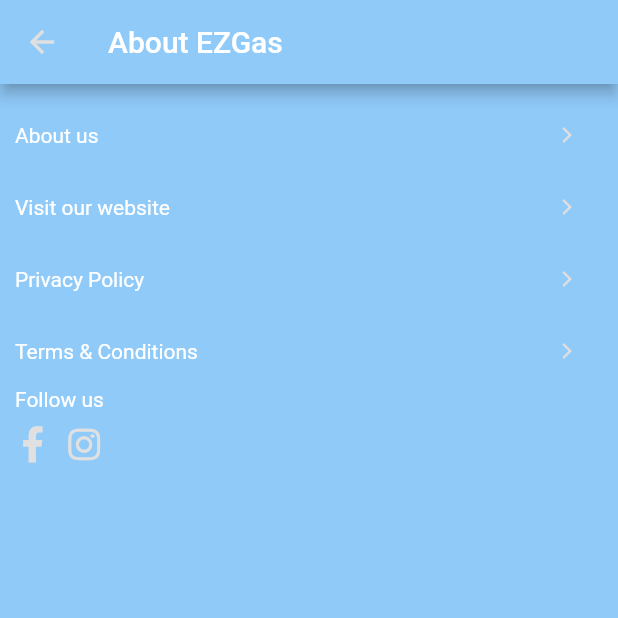
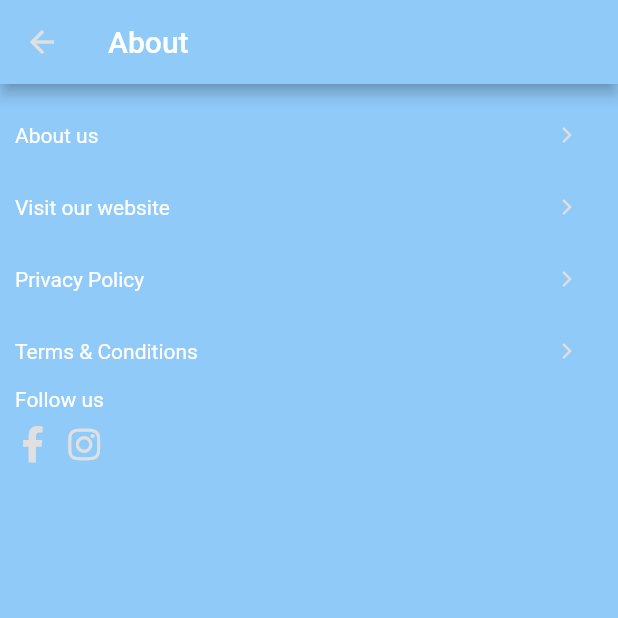
Before and after one commit to aimanuslim/Gas2Go, a Flutter app: the ProfileTabAboutUs screen opened directly, on a phone screen of 412 x 824 dp, the top half of it. Run offline on Flutter 3.47's test engine with Material 2 defaults, Android fonts, the phone set to English and light mode, and no system bars; our stand-ins replace font_awesome_flutter, intro_slider.

Commit message:
minor spelling fix to appbar title in About screen

```diff
--- a/lib/customer_screens.dart
+++ b/lib/customer_screens.dart
@@ -151,7 +151,6 @@
     _thirdTabController = TabController(length: 2, vsync: this);
     _minOrder = true;
     _maxOrder = false;
-
   }
 
   num quantity = 1;
@@ -1708,7 +1707,7 @@
           },
         ),
         title: new Text(
-          "About EZGas",
+          "About",
           style: new TextStyle(
             color: Colors.white,
           ),
```
